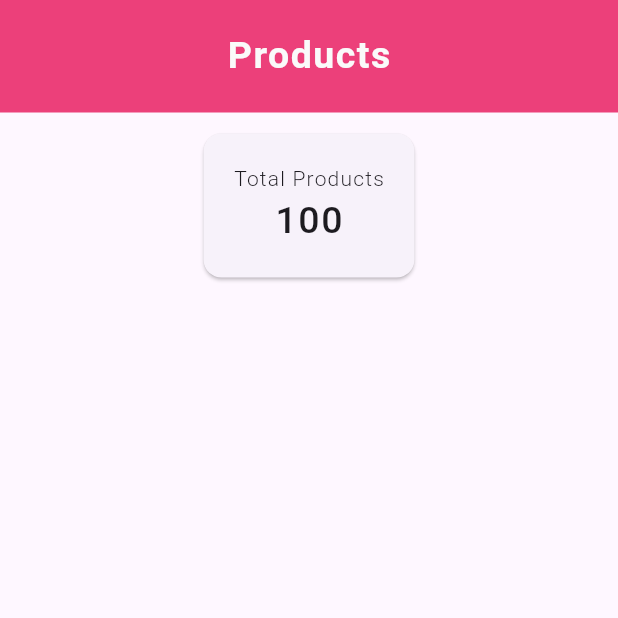
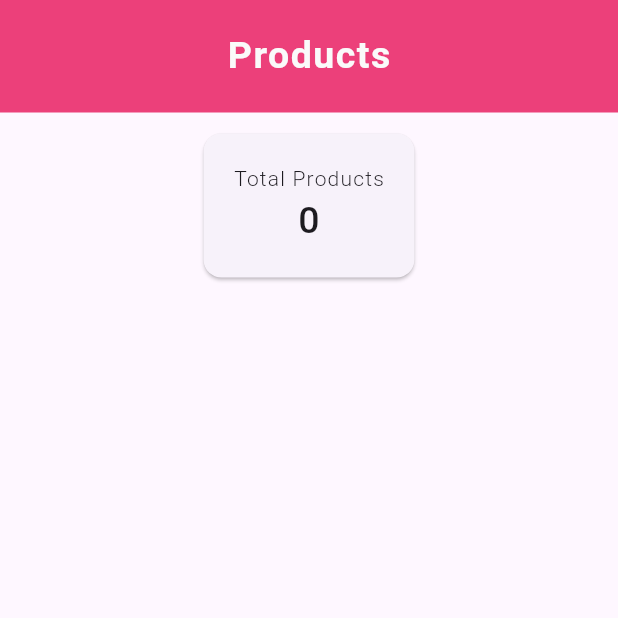
Before and after one commit to gabify/grocery-list, a Flutter app: the screen it shows after launch, after a tap on the "set meal" icon, on a phone screen of 412 x 824 dp, the top half of it. Run offline on Flutter 3.47's test engine with Material 3 defaults, Android fonts, the phone set to English and light mode, and no system bars; our stand-ins replace flutter_slidable, sqflite; accounts and stored records are empty.

Commit message:
Checklist starting point: Added dummy data to checklist

```diff
--- a/lib/Checklist/ChecklistScreen.dart
+++ b/lib/Checklist/ChecklistScreen.dart
@@ -1,4 +1,6 @@
 import 'package:flutter/material.dart';
+import 'package:flutter_slidable/flutter_slidable.dart';
+import 'package:grocery_list/Services/Checklist.dart';
 
 class ChecklistScreen extends StatefulWidget {
   const ChecklistScreen({super.key});
@@ -8,10 +10,73 @@ class ChecklistScreen extends StatefulWidget {
 }
 
 class _ChecklistScreenState extends State<ChecklistScreen> {
+  List<Checklist> checklists = [
+    Checklist(
+      budget: 2000,
+      totalItems: 10,
+      boughtItems: 0,
+      isDone: false,
+      created_at: 'created_at',
+    ),
+
+    Checklist(
+      budget: 2000,
+      totalItems: 10,
+      boughtItems: 0,
+      isDone: false,
+      created_at: 'created_at',
+    ),
+  ];
+
   @override
   Widget build(BuildContext context) {
-    return Scaffold(
-      body: Center(child: Text('This is the where the checklist will go')),
+    return CustomScrollView(
+      slivers: [
+        SliverAppBar(
+          title: Text(
+            'Grocery Lists',
+            style: TextStyle(
+              fontWeight: FontWeight.w700,
+              letterSpacing: 1,
+              fontSize: 25,
+            ),
+          ),
+          backgroundColor: Colors.pink[400],
+          foregroundColor: Colors.grey[50],
+          centerTitle: true,
+          toolbarHeight: 75,
+        ),
+        SliverList(
+          delegate: SliverChildBuilderDelegate((context, index) {
+            final checklist = checklists[index];
+
+            return Slidable(
+              key: ValueKey(checklist.id),
+              endActionPane: ActionPane(
+                motion: const ScrollMotion(),
+                children: [
+                  SlidableAction(
+                    onPressed: (_) => print('Edit'),
+                    backgroundColor: Colors.amberAccent,
+                    icon: Icons.edit,
+                    label: 'Edit',
+                  ),
+                  SlidableAction(
+                    onPressed: (_) => print('Delete'),
+                    backgroundColor: Colors.redAccent,
+                    icon: Icons.delete_forever_rounded,
+                    label: 'Delete',
+                  ),
+                ],
+              ),
+              child: ListTile(
+                title: Text(checklist.budget.toString()),
+                subtitle: Text(checklist.created_at),
+              ),
+            );
+          }, childCount: checklists.length),
+        ),
+      ],
     );
   }
 }
--- a/lib/Product/ProductScreen.dart
+++ b/lib/Product/ProductScreen.dart
@@ -16,6 +16,7 @@ class _ProductScreenState extends State<ProductScreen> {
   @override
   Widget build(BuildContext context) {
     final products = context.watch<ProductProvider>().products;
+    final totalProducts = context.watch<ProductProvider>().totalProducts;
 
     return CustomScrollView(
       slivers: [
@@ -53,7 +54,7 @@ class _ProductScreenState extends State<ProductScreen> {
                           ),
                         ),
                         Text(
-                          '100',
+                          totalProducts.toString(),
                           style: TextStyle(
                             fontSize: 25,
                             fontWeight: FontWeight.w500,
@@ -86,7 +87,6 @@ class _ProductScreenState extends State<ProductScreen> {
                   SlidableAction(
                     onPressed: (_) => print('Delete'),
                     backgroundColor: Colors.redAccent,
-                    foregroundColor: Colors.white,
                     icon: Icons.delete_forever_rounded,
                     label: 'Delete',
                   ),
--- a/lib/Services/ProductProvider.dart
+++ b/lib/Services/ProductProvider.dart
@@ -4,11 +4,13 @@ import 'package:grocery_list/Services/Product.dart';
 
 class ProductProvider extends ChangeNotifier {
   List<Product> _products = [];
+  int _totalProducts = 0;
 
   //Load Data
   Future<void> loadProducts() async {
     final data = await Databasehelper().getProducts();
     _products = data.map((p) => Product.fromMap(p)).toList();
+    _totalProducts = _products.length;
 
     notifyListeners();
   }
@@ -28,4 +30,5 @@ class ProductProvider extends ChangeNotifier {
 
   //Getters
   List<Product> get products => List.unmodifiable(_products);
+  int get totalProducts => _totalProducts;
 }
```
